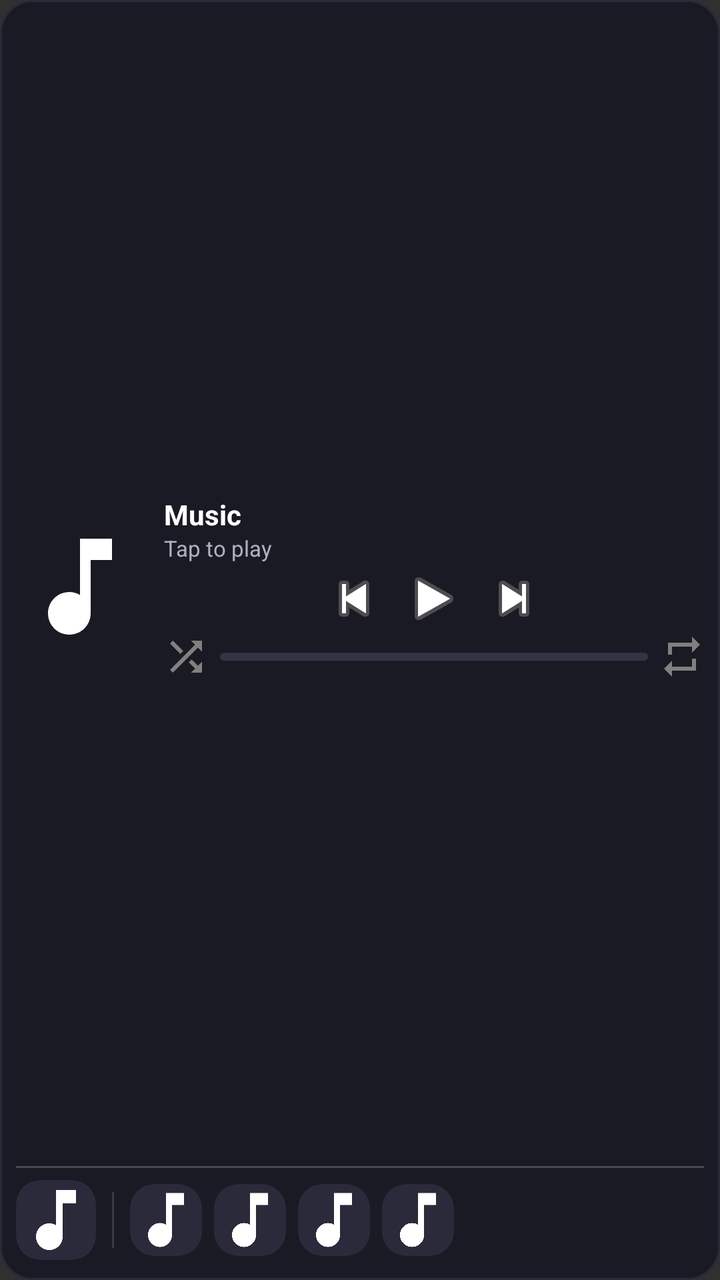
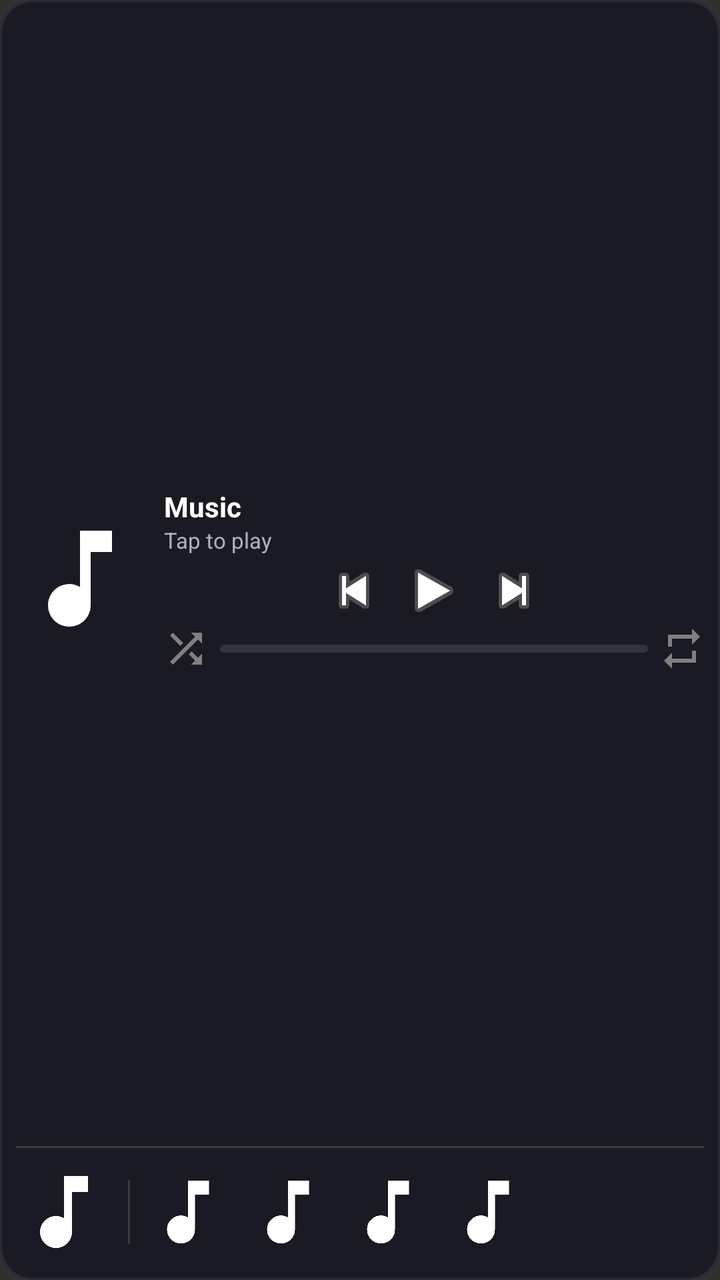

Before-and-after screenshots of an Android layout around one commit, followed by the original layout XML and the change that was made.
<!-- AndroidManifest.xml: application theme android:Theme.Material.NoActionBar -->
<!-- res/layout/widget_music_4x2.xml -->
<?xml version="1.0" encoding="utf-8"?>
<LinearLayout xmlns:android="http://schemas.android.com/apk/res/android"
    android:id="@+id/widget_root"
    android:layout_width="match_parent"
    android:layout_height="match_parent"
    android:background="@drawable/widget_bg_dark_card"
    android:orientation="vertical"
    android:padding="8dp">

    
    <LinearLayout
        android:layout_width="match_parent"
        android:layout_height="0dp"
        android:layout_weight="1"
        android:orientation="horizontal"
        android:gravity="center_vertical">

        
        <ImageView
            android:id="@+id/widget_album_art"
            android:layout_width="64dp"
            android:layout_height="64dp"
            android:layout_gravity="center_vertical"
            android:scaleType="centerCrop"
            android:src="@drawable/ic_music_note"
            android:clipToOutline="true"
            android:contentDescription="Album Art" />

        
        <LinearLayout
            android:layout_width="0dp"
            android:layout_height="wrap_content"
            android:layout_weight="1"
            android:layout_marginStart="10dp"
            android:orientation="vertical"
            android:gravity="center_vertical">

            
            <TextView
                android:id="@+id/widget_title"
                android:layout_width="match_parent"
                android:layout_height="wrap_content"
                android:text="Music"
                android:textColor="#FFFFFF"
                android:textSize="14sp"
                android:textStyle="bold"
                android:singleLine="true"
                android:ellipsize="marquee"
                android:marqueeRepeatLimit="marquee_forever"
                android:scrollHorizontally="true"
                android:focusable="true"
                android:focusableInTouchMode="true" />

            <TextView
                android:id="@+id/widget_artist"
                android:layout_width="match_parent"
                android:layout_height="wrap_content"
                android:text="Tap to play"
                android:textColor="#B0B0C0"
                android:textSize="11sp"
                android:singleLine="true"
                android:ellipsize="marquee"
                android:marqueeRepeatLimit="marquee_forever"
                android:scrollHorizontally="true"
                android:focusable="true"
                android:focusableInTouchMode="true" />

            
            <LinearLayout
                android:layout_width="match_parent"
                android:layout_height="wrap_content"
                android:layout_marginTop="2dp"
                android:orientation="horizontal"
                android:gravity="center">

                <ImageButton
                    android:id="@+id/widget_btn_previous"
                    android:layout_width="28dp"
                    android:layout_height="28dp"
                    android:background="@android:color/transparent"
                    android:src="@android:drawable/ic_media_previous"
                    android:contentDescription="Previous" />

                <ImageButton
                    android:id="@+id/widget_btn_play_pause"
                    android:layout_width="32dp"
                    android:layout_height="32dp"
                    android:layout_marginStart="10dp"
                    android:layout_marginEnd="10dp"
                    android:background="@android:color/transparent"
                    android:src="@android:drawable/ic_media_play"
                    android:scaleType="fitCenter"
                    android:contentDescription="Play/Pause" />

                <ImageButton
                    android:id="@+id/widget_btn_next"
                    android:layout_width="28dp"
                    android:layout_height="28dp"
                    android:background="@android:color/transparent"
                    android:src="@android:drawable/ic_media_next"
                    android:contentDescription="Next" />
            </LinearLayout>

            
            <LinearLayout
                android:layout_width="match_parent"
                android:layout_height="wrap_content"
                android:layout_marginTop="2dp"
                android:orientation="horizontal"
                android:gravity="center_vertical">

                <ImageButton
                    android:id="@+id/widget_btn_shuffle"
                    android:layout_width="22dp"
                    android:layout_height="22dp"
                    android:background="@android:color/transparent"
                    android:src="@drawable/ic_widget_shuffle_off"
                    android:contentDescription="Shuffle" />

                <ProgressBar
                    android:id="@+id/widget_progress_bar"
                    style="@android:style/Widget.ProgressBar.Horizontal"
                    android:layout_width="0dp"
                    android:layout_height="4dp"
                    android:layout_weight="1"
                    android:layout_marginStart="6dp"
                    android:layout_marginEnd="6dp"
                    android:progressDrawable="@drawable/widget_progress_drawable"
                    android:max="1000"
                    android:progress="0" />

                <ImageButton
                    android:id="@+id/widget_btn_repeat"
                    android:layout_width="22dp"
                    android:layout_height="22dp"
                    android:background="@android:color/transparent"
                    android:src="@drawable/ic_widget_repeat_off"
                    android:contentDescription="Repeat" />
            </LinearLayout>

        </LinearLayout>
    </LinearLayout>


    
    <LinearLayout
        android:layout_width="match_parent"
        android:layout_height="1dp"
        android:layout_marginTop="4dp"
        android:layout_marginBottom="4dp"
        android:background="#33FFFFFF" />

    
    <LinearLayout
        android:layout_width="match_parent"
        android:layout_height="44dp"
        android:orientation="horizontal"
        android:gravity="center_vertical">

        
        <ImageView
            android:id="@+id/widget_recent_playlist_art"
            android:layout_width="40dp"
            android:layout_height="40dp"
            android:scaleType="centerCrop"
            android:src="@drawable/ic_music_note"
            android:background="@drawable/widget_art_rounded"
            android:clipToOutline="true"
            android:contentDescription="Playlist" />

        <LinearLayout
            android:layout_width="1dp"
            android:layout_height="28dp"
            android:layout_marginStart="8dp"
            android:layout_marginEnd="8dp"
            android:background="#22FFFFFF" />

        
        <ImageView
            android:id="@+id/widget_recent_1"
            android:layout_width="36dp"
            android:layout_height="36dp"
            android:scaleType="centerCrop"
            android:src="@drawable/ic_music_note"
            android:background="@drawable/widget_art_rounded"
            android:clipToOutline="true"
            android:contentDescription="Recent Song 1" />

        <ImageView
            android:id="@+id/widget_recent_2"
            android:layout_width="36dp"
            android:layout_height="36dp"
            android:layout_marginStart="6dp"
            android:scaleType="centerCrop"
            android:src="@drawable/ic_music_note"
            android:background="@drawable/widget_art_rounded"
            android:clipToOutline="true"
            android:contentDescription="Recent Song 2" />

        <ImageView
            android:id="@+id/widget_recent_3"
            android:layout_width="36dp"
            android:layout_height="36dp"
            android:layout_marginStart="6dp"
            android:scaleType="centerCrop"
            android:src="@drawable/ic_music_note"
            android:background="@drawable/widget_art_rounded"
            android:clipToOutline="true"
            android:contentDescription="Recent Song 3" />

        <ImageView
            android:id="@+id/widget_recent_4"
            android:layout_width="36dp"
            android:layout_height="36dp"
            android:layout_marginStart="6dp"
            android:scaleType="centerCrop"
            android:src="@drawable/ic_music_note"
            android:background="@drawable/widget_art_rounded"
            android:clipToOutline="true"
            android:contentDescription="Recent Song 4" />

    </LinearLayout>

</LinearLayout>
<!-- resources referenced by this layout -->
<resources>
  <!-- drawable ic_music_note (drawable) -->
  <vector xmlns:android="http://schemas.android.com/apk/res/android"
      android:width="24dp"
      android:height="24dp"
      android:viewportWidth="24"
      android:viewportHeight="24">
    <path
        android:fillColor="#FFFFFF"
        android:pathData="M12,3v10.55c-0.59,-0.34 -1.27,-0.55 -2,-0.55 -2.21,0 -4,1.79 -4,4s1.79,4 4,4 4,-1.79 4,-4V7h4V3h-6z"/>
  </vector>
  <!-- drawable ic_widget_repeat_off (drawable) -->
  <vector xmlns:android="http://schemas.android.com/apk/res/android"
      android:width="24dp"
      android:height="24dp"
      android:viewportWidth="24"
      android:viewportHeight="24">
    <path
        android:fillColor="#808080"
        android:pathData="M7,7h10v3l4,-4 -4,-4v3H5v6h2V7zm10,10H7v-3l-4,4 4,4v-3h12v-6h-2v4z"/>
  </vector>
  <!-- drawable ic_widget_shuffle_off (drawable) -->
  <vector xmlns:android="http://schemas.android.com/apk/res/android"
      android:width="24dp"
      android:height="24dp"
      android:viewportWidth="24"
      android:viewportHeight="24">
    <path
        android:fillColor="#808080"
        android:pathData="M10.59,9.17L5.41,4L4,5.41l5.17,5.17 1.42,-1.41zM14.5,4l2.04,2.04L4,18.59 5.41,20 17.96,7.45 20,9.5V4h-5.5zM14.83,13.41l-1.41,1.41 3.13,3.13L14.5,20H20v-5.5l-2.04,2.04 -3.13,-3.13z"/>
  </vector>
  <!-- drawable widget_art_rounded (drawable) -->
  <?xml version="1.0" encoding="utf-8"?>
  <shape xmlns:android="http://schemas.android.com/apk/res/android">
      <solid android:color="#2A2A3A" />
      <corners android:radius="12dp" />
  </shape>
  <!-- drawable widget_bg_dark_card (drawable) -->
  <?xml version="1.0" encoding="utf-8"?>
  <shape xmlns:android="http://schemas.android.com/apk/res/android">
      <solid android:color="#1A1A24" />
      <corners android:radius="16dp" />
      <stroke android:width="1dp" android:color="#2A2A38" />
  </shape>
  <!-- drawable widget_progress_drawable (drawable) -->
  <?xml version="1.0" encoding="utf-8"?>
  <layer-list xmlns:android="http://schemas.android.com/apk/res/android">
      <item android:id="@android:id/background">
          <shape>
              <solid android:color="#333344" />
              <corners android:radius="3dp" />
          </shape>
      </item>
      <item android:id="@android:id/progress">
          <clip>
              <shape>
                  <solid android:color="#1DB954" />
                  <corners android:radius="3dp" />
              </shape>
          </clip>
      </item>
  </layer-list>
</resources>

<!-- the commit's change to res/layout/widget_music_4x2.xml (unified diff, before → after) -->
@@ -146,31 +146,30 @@
     <LinearLayout
         android:layout_width="match_parent"
         android:layout_height="1dp"
-        android:layout_marginTop="4dp"
-        android:layout_marginBottom="4dp"
-        android:background="#33FFFFFF" />
+        android:layout_marginTop="2dp"
+        android:layout_marginBottom="6dp"
+        android:background="#26FFFFFF" />
 
     
     <LinearLayout
         android:layout_width="match_parent"
-        android:layout_height="44dp"
+        android:layout_height="52dp"
         android:orientation="horizontal"
         android:gravity="center_vertical">
 
         
         <ImageView
             android:id="@+id/widget_recent_playlist_art"
-            android:layout_width="40dp"
-            android:layout_height="40dp"
-            android:scaleType="centerCrop"
-            android:src="@drawable/ic_music_note"
-            android:background="@drawable/widget_art_rounded"
-            android:clipToOutline="true"
-            android:contentDescription="Playlist" />
+            android:layout_width="48dp"
+            android:layout_height="48dp"
+            android:scaleType="centerCrop"
+            android:src="@drawable/ic_music_note"
+            android:clipToOutline="true"
+            android:contentDescription="Playlist Collage" />
 
         <LinearLayout
             android:layout_width="1dp"
-            android:layout_height="28dp"
+            android:layout_height="32dp"
             android:layout_marginStart="8dp"
             android:layout_marginEnd="8dp"
             android:background="#22FFFFFF" />
@@ -178,44 +177,40 @@
         
         <ImageView
             android:id="@+id/widget_recent_1"
-            android:layout_width="36dp"
-            android:layout_height="36dp"
-            android:scaleType="centerCrop"
-            android:src="@drawable/ic_music_note"
-            android:background="@drawable/widget_art_rounded"
+            android:layout_width="42dp"
+            android:layout_height="42dp"
+            android:scaleType="centerCrop"
+            android:src="@drawable/ic_music_note"
             android:clipToOutline="true"
             android:contentDescription="Recent Song 1" />
 
         <ImageView
             android:id="@+id/widget_recent_2"
-            android:layout_width="36dp"
-            android:layout_height="36dp"
-            android:layout_marginStart="6dp"
-            android:scaleType="centerCrop"
-            android:src="@drawable/ic_music_note"
-            android:background="@drawable/widget_art_rounded"
+            android:layout_width="42dp"
+            android:layout_height="42dp"
+            android:layout_marginStart="8dp"
+            android:scaleType="centerCrop"
+            android:src="@drawable/ic_music_note"
             android:clipToOutline="true"
             android:contentDescription="Recent Song 2" />
 
         <ImageView
             android:id="@+id/widget_recent_3"
-            android:layout_width="36dp"
-            android:layout_height="36dp"
-            android:layout_marginStart="6dp"
-            android:scaleType="centerCrop"
-            android:src="@drawable/ic_music_note"
-            android:background="@drawable/widget_art_rounded"
+            android:layout_width="42dp"
+            android:layout_height="42dp"
+            android:layout_marginStart="8dp"
+            android:scaleType="centerCrop"
+            android:src="@drawable/ic_music_note"
             android:clipToOutline="true"
             android:contentDescription="Recent Song 3" />
 
         <ImageView
             android:id="@+id/widget_recent_4"
-            android:layout_width="36dp"
-            android:layout_height="36dp"
-            android:layout_marginStart="6dp"
-            android:scaleType="centerCrop"
-            android:src="@drawable/ic_music_note"
-            android:background="@drawable/widget_art_rounded"
+            android:layout_width="42dp"
+            android:layout_height="42dp"
+            android:layout_marginStart="8dp"
+            android:scaleType="centerCrop"
+            android:src="@drawable/ic_music_note"
             android:clipToOutline="true"
             android:contentDescription="Recent Song 4" />
 
<!-- resource entries referenced after the edit -->
@@ -30,12 +30,6 @@
         android:fillColor="#808080"
         android:pathData="M10.59,9.17L5.41,4L4,5.41l5.17,5.17 1.42,-1.41zM14.5,4l2.04,2.04L4,18.59 5.41,20 17.96,7.45 20,9.5V4h-5.5zM14.83,13.41l-1.41,1.41 3.13,3.13L14.5,20H20v-5.5l-2.04,2.04 -3.13,-3.13z"/>
   </vector>
-  <!-- drawable widget_art_rounded (drawable) -->
-  <?xml version="1.0" encoding="utf-8"?>
-  <shape xmlns:android="http://schemas.android.com/apk/res/android">
-      <solid android:color="#2A2A3A" />
-      <corners android:radius="12dp" />
-  </shape>
   <!-- drawable widget_bg_dark_card (drawable) -->
   <?xml version="1.0" encoding="utf-8"?>
   <shape xmlns:android="http://schemas.android.com/apk/res/android">
